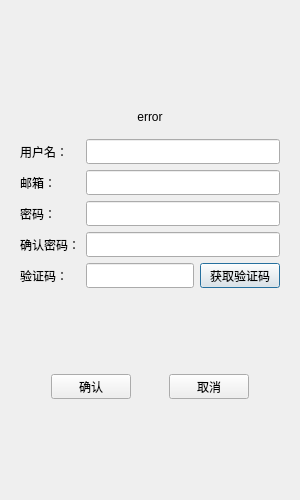
The window that Sources/Forms/registerdialog.ui (m1mist/QTchat) describes before a commit, drawn with Qt 5.
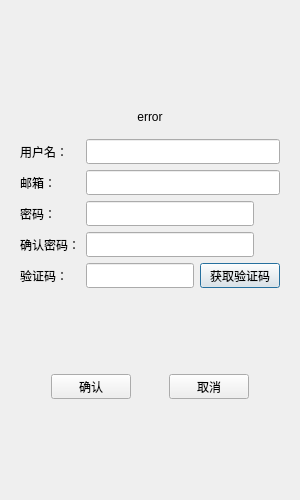
The same window after the commit. Custom widgets are drawn as their Qt base class.

The edit to the form file:
```diff
--- a/Sources/Forms/registerdialog.ui
+++ b/Sources/Forms/registerdialog.ui
@@ -188,6 +188,25 @@
              </property>
             </widget>
            </item>
+           <item>
+            <widget class="QLabel" name="visibility_pass">
+             <property name="minimumSize">
+              <size>
+               <width>20</width>
+               <height>20</height>
+              </size>
+             </property>
+             <property name="maximumSize">
+              <size>
+               <width>20</width>
+               <height>20</height>
+              </size>
+             </property>
+             <property name="text">
+              <string/>
+             </property>
+            </widget>
+           </item>
           </layout>
          </item>
          <item>
@@ -227,6 +246,25 @@
              </property>
             </widget>
            </item>
+           <item>
+            <widget class="QLabel" name="visibility_confirm">
+             <property name="minimumSize">
+              <size>
+               <width>20</width>
+               <height>20</height>
+              </size>
+             </property>
+             <property name="maximumSize">
+              <size>
+               <width>20</width>
+               <height>20</height>
+              </size>
+             </property>
+             <property name="text">
+              <string/>
+             </property>
+            </widget>
+           </item>
           </layout>
          </item>
          <item>
```
